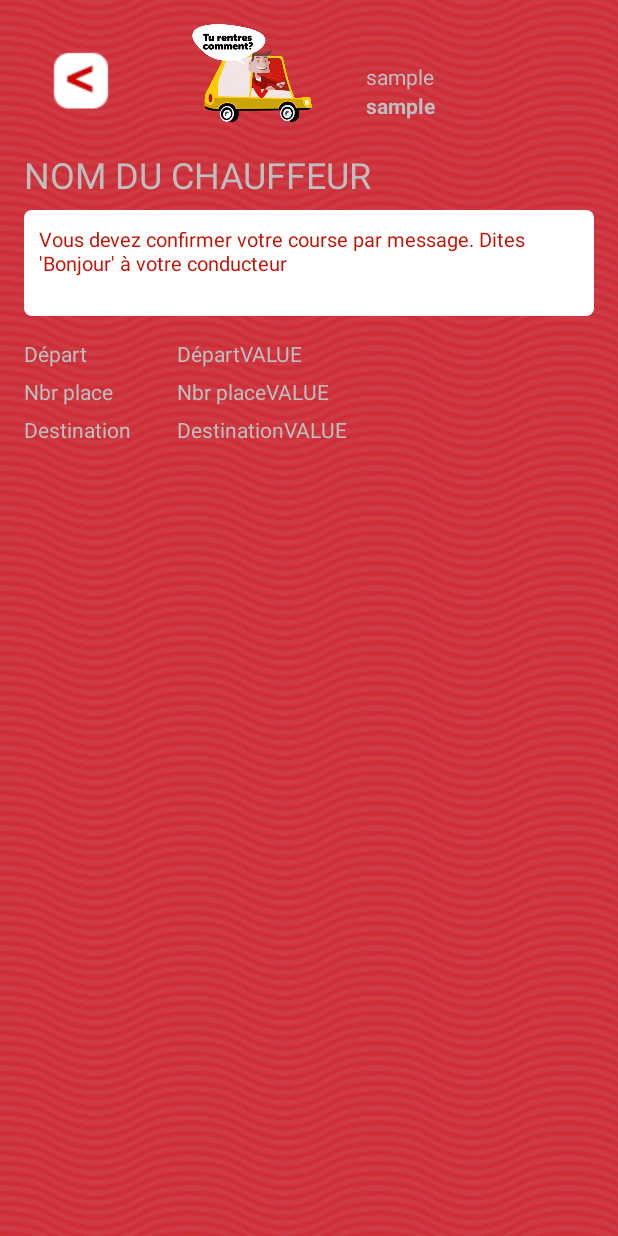
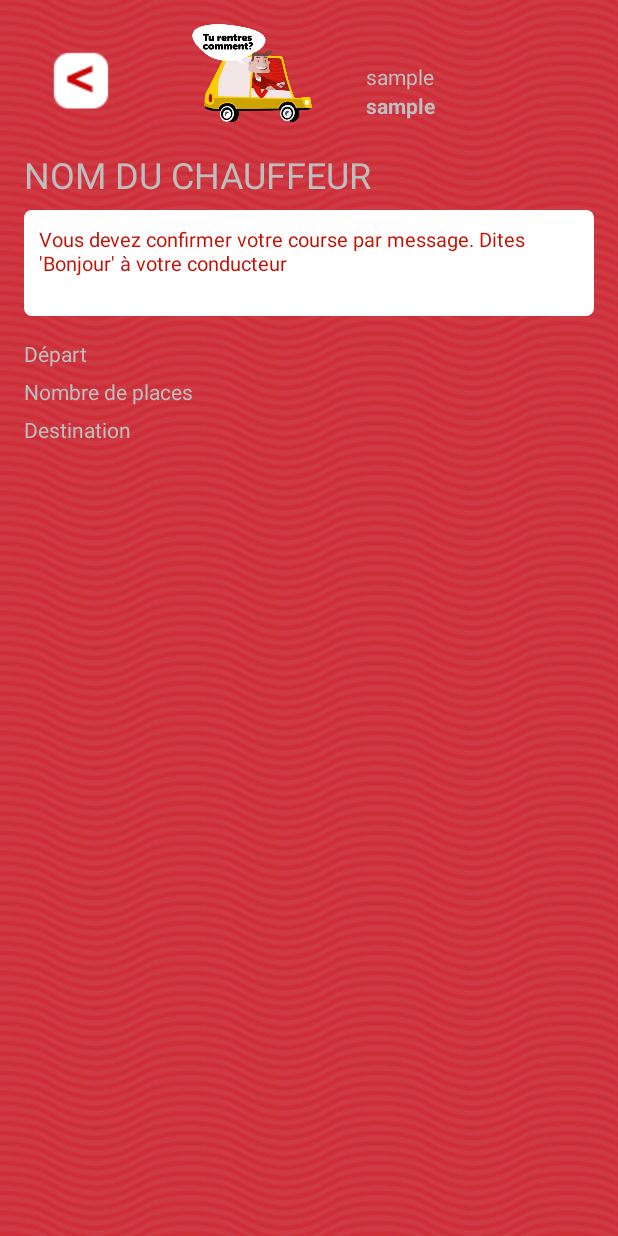
Before and after one commit to benthieu/fiesta, an Android app: the layout activity_info_transport.xml on its own in the app's theme, with its tools: preview values and no code run, on a phone screen of 412 x 824 dp. Run offline under Robolectric (Android 15) with nearby library versions, the phone set to English and light mode, and no system bars.

Commit message:
Modification mineures

```diff
--- a/app/src/main/res/layout/activity_info_transport.xml
+++ b/app/src/main/res/layout/activity_info_transport.xml
@@ -97,25 +97,25 @@
         android:id="@+id/driver_leave_value"
         android:layout_width="wrap_content"
         android:layout_height="25dp"
-        android:layout_marginLeft="60dp"
+        android:layout_marginLeft="100dp"
         android:layout_below="@+id/infos"
         android:layout_toRightOf="@id/driver_leave"
-         android:text="DépartVALUE"/>
+         /> <!-- android:text="DépartVALUE"-->
 
     <TextView
         android:id="@+id/nb_place"
         android:layout_width="wrap_content"
         android:layout_height="25dp"
         android:layout_below="@id/driver_leave"
-        android:text="Nbr place"/>
+        android:text="Nombre de places"/>
     <TextView
         android:id="@+id/nb_place_value"
         android:layout_width="wrap_content"
         android:layout_height="25dp"
-        android:text="Nbr placeVALUE"
+
         android:layout_below="@+id/driver_leave_value"
         android:layout_alignLeft="@+id/driver_leave_value"
-        android:layout_alignStart="@+id/driver_leave_value" />
+        android:layout_alignStart="@+id/driver_leave_value" /> <!--android:text="Nbr placeVALUE"-->
 
     <TextView
         android:id="@+id/destination"
@@ -127,10 +127,10 @@
         android:id="@+id/destination_value"
         android:layout_width="match_parent"
         android:layout_height="25dp"
-        android:text="DestinationVALUE"
+
         android:layout_below="@+id/nb_place_value"
         android:layout_alignLeft="@+id/nb_place_value"
-        android:layout_alignStart="@+id/nb_place_value" />
+        android:layout_alignStart="@+id/nb_place_value" /><!--android:text="DestinationVALUE"-->
 
 
 </RelativeLayout>
--- a/app/src/main/res/layout/activity_new_transport.xml
+++ b/app/src/main/res/layout/activity_new_transport.xml
@@ -154,6 +154,7 @@
     <EditText
         android:layout_width="wrap_content"
         android:layout_height="wrap_content"
+        android:gravity="end"
         android:layout_marginBottom="10dp"
         android:inputType="number"
         android:ems="10"
```
